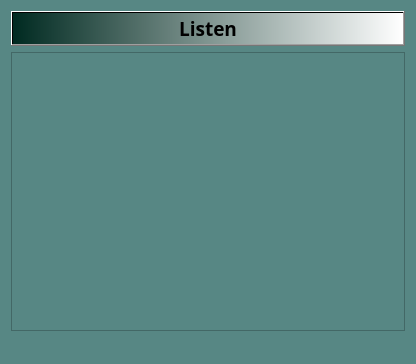
The window that Network/ServerSide/server/serverside.ui (The4ofUs/Monte-Carlo-Simulation-of-Light-Propagation) describes before a commit, drawn with Qt 5.
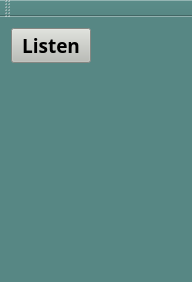
The same window after the commit.

What changed in the file:
```diff
--- a/Network/ServerSide/server/serverside.ui
+++ b/Network/ServerSide/server/serverside.ui
@@ -6,8 +6,8 @@
    <rect>
     <x>0</x>
     <y>0</y>
-    <width>416</width>
-    <height>364</height>
+    <width>192</width>
+    <height>282</height>
    </rect>
   </property>
   <property name="windowTitle">
@@ -20,6 +20,8 @@
   <widget class="QWidget" name="centralWidget">
    <layout class="QGridLayout" name="gridLayout">
     <item row="0" column="0">
+     <layout class="QHBoxLayout" name="horizontalLayout_6">
+      <item>
      <widget class="QPushButton" name="listenButton">
       <property name="font">
        <font>
@@ -30,20 +32,54 @@
        </font>
       </property>
       <property name="styleSheet">
-       <string notr="true">background-color: qlineargradient(spread:pad, x1:0, y1:0, x2:1, y2:0, stop:0 rgba(0, 42, 33, 255), stop:1 rgba(255, 255, 255, 255));
-</string>
+         <string notr="true">background-color: rgb(186, 189, 182);</string>
       </property>
       <property name="text">
        <string>Listen</string>
       </property>
      </widget>
     </item>
+      <item>
+       <spacer name="horizontalSpacer">
+        <property name="orientation">
+         <enum>Qt::Horizontal</enum>
+        </property>
+        <property name="sizeHint" stdset="0">
+         <size>
+          <width>40</width>
+          <height>20</height>
+         </size>
+        </property>
+       </spacer>
+      </item>
+     </layout>
+    </item>
     <item row="1" column="0">
-     <widget class="QTableWidget" name="tableWidget"/>
+     <spacer name="verticalSpacer">
+      <property name="orientation">
+       <enum>Qt::Vertical</enum>
+      </property>
+      <property name="sizeHint" stdset="0">
+       <size>
+        <width>20</width>
+        <height>208</height>
+       </size>
+      </property>
+     </spacer>
     </item>
    </layout>
   </widget>
-  <widget class="QStatusBar" name="statusBar"/>
+  <widget class="QToolBar" name="toolBar">
+   <property name="windowTitle">
+    <string>toolBar</string>
+   </property>
+   <attribute name="toolBarArea">
+    <enum>TopToolBarArea</enum>
+   </attribute>
+   <attribute name="toolBarBreak">
+    <bool>false</bool>
+   </attribute>
+  </widget>
  </widget>
  <layoutdefault spacing="6" margin="11"/>
  <resources/>
```
Lines whose indentation alone changed are shown as unchanged.
